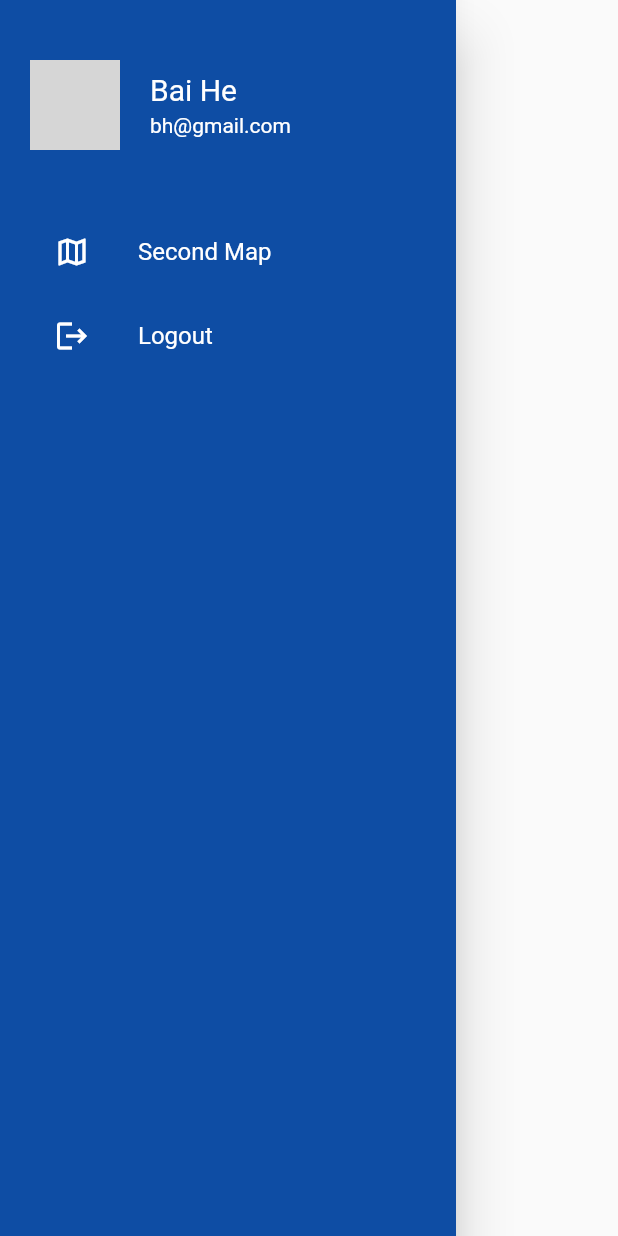
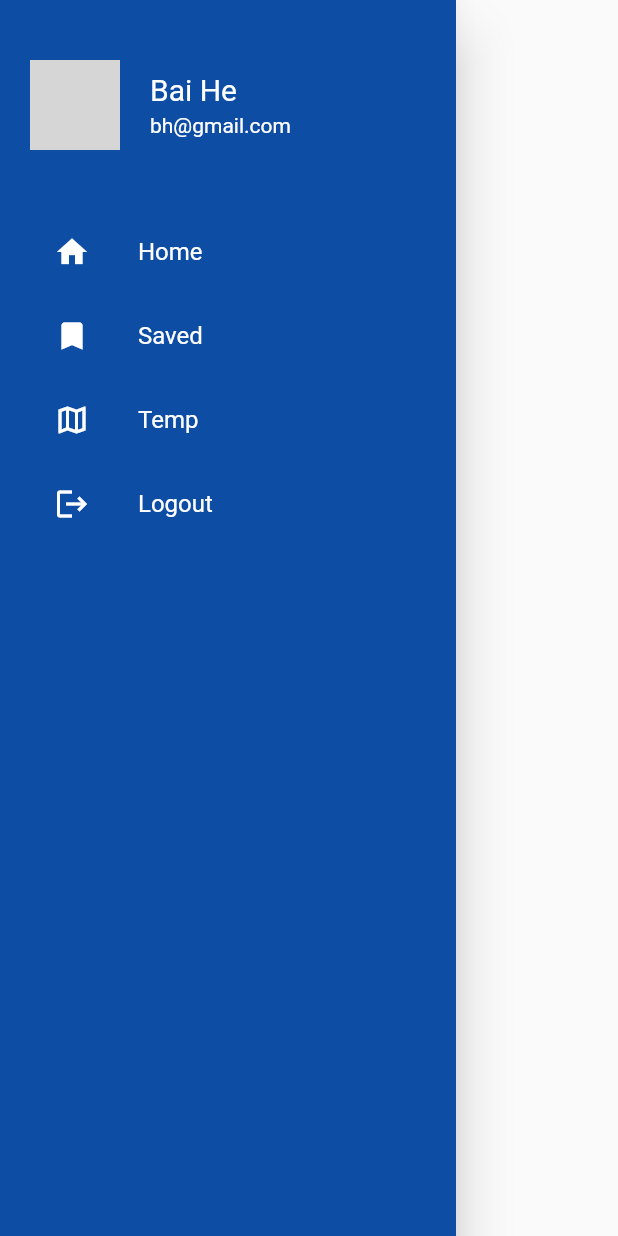
Before and after one commit to by-bai/mini-map-project, a Flutter app: the NavigationDrawer widget shown alone on an empty page, opened directly, on a phone screen of 412 x 824 dp. Run offline on Flutter 3.47's test engine with Material 2 defaults, Android fonts, the phone set to English and light mode, and no system bars; our stand-ins replace firebase_auth, firebase_core, google_maps_flutter; accounts and stored records are empty; network calls fail; grey boxes are pictures that could not be loaded.

```diff
--- a/lib/main.dart
+++ b/lib/main.dart
@@ -32,6 +32,7 @@ class MyApp extends StatelessWidget {
           '/': (context) => Wrapper(),
           '/login': (context) => LoginScreen(),
           '/temp': (context) => TempScreen(),
+          '/saved': (context) => SavedScreen()
         },
       ),
     );
--- a/lib/screens/screens.dart
+++ b/lib/screens/screens.dart
@@ -1,3 +1,4 @@
 export 'home_screen.dart';
 export 'login_screen.dart';
 export 'temp_screen.dart';
+export 'saved_screen.dart';
--- a/lib/widgets/navigation_drawer.dart
+++ b/lib/widgets/navigation_drawer.dart
@@ -29,7 +29,21 @@ class NavigationDrawer extends StatelessWidget {
             child: Column(
               children: [
                 buildMenuItem(
-                  text: 'Second Map',
+                    text: 'Home',
+                    icon: Icons.home,
+                    onClicked: () {
+                      Navigator.of(context).pop(); // close navigation drawer
+                      Navigator.pushNamed(context, '/'); }
+                ),
+                buildMenuItem(
+                    text: 'Saved',
+                    icon: Icons.bookmark,
+                    onClicked: () {
+                      Navigator.of(context).pop(); // close navigation drawer
+                      Navigator.pushNamed(context, '/saved'); }
+                ),
+                buildMenuItem(
+                    text: 'Temp',
                     icon: Icons.map_outlined,
                     onClicked: () {
                       Navigator.of(context).pop(); // close navigation drawer
```
Also changed, not shown: lib/screens/saved_screen.dart (added, +46 -0 lines). Lines whose indentation alone changed are shown as unchanged.
